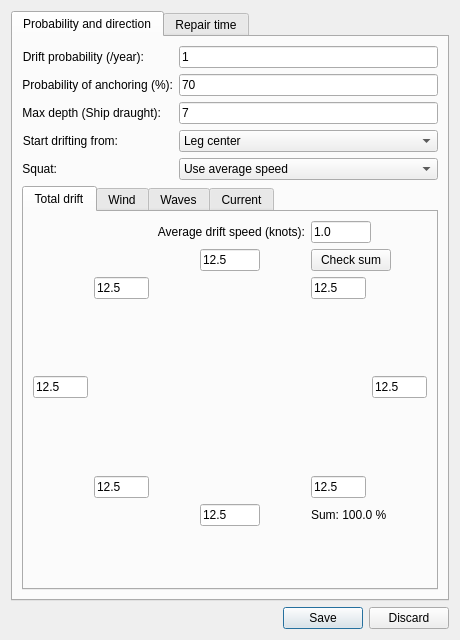
Old version of the form ui/drift_settings.ui in the repository axelande/OMRAT.
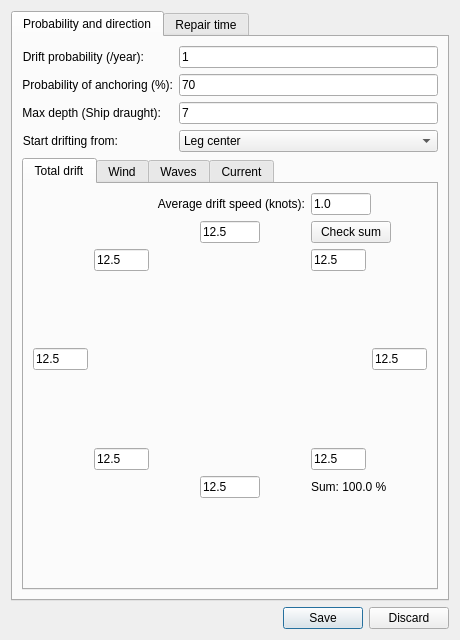
New version of the form. Icons and pictures are not drawn.

The edit to the form file:
```diff
--- a/ui/drift_settings.ui
+++ b/ui/drift_settings.ui
@@ -101,35 +101,6 @@
             </item>
            </widget>
           </item>
-          <item row="4" column="0">
-           <widget class="QLabel" name="label_squatMode">
-            <property name="text">
-             <string>Squat:</string>
-            </property>
-            <property name="alignment">
-             <set>Qt::AlignRight|Qt::AlignTrailing|Qt::AlignVCenter</set>
-            </property>
-           </widget>
-          </item>
-          <item row="4" column="1">
-           <widget class="QComboBox" name="cbSquatMode">
-            <item>
-             <property name="text">
-              <string>Use average speed</string>
-             </property>
-            </item>
-            <item>
-             <property name="text">
-              <string>Use drift speed</string>
-             </property>
-            </item>
-            <item>
-             <property name="text">
-              <string>Don't include</string>
-             </property>
-            </item>
-           </widget>
-          </item>
          </layout>
         </item>
         <item>
```
